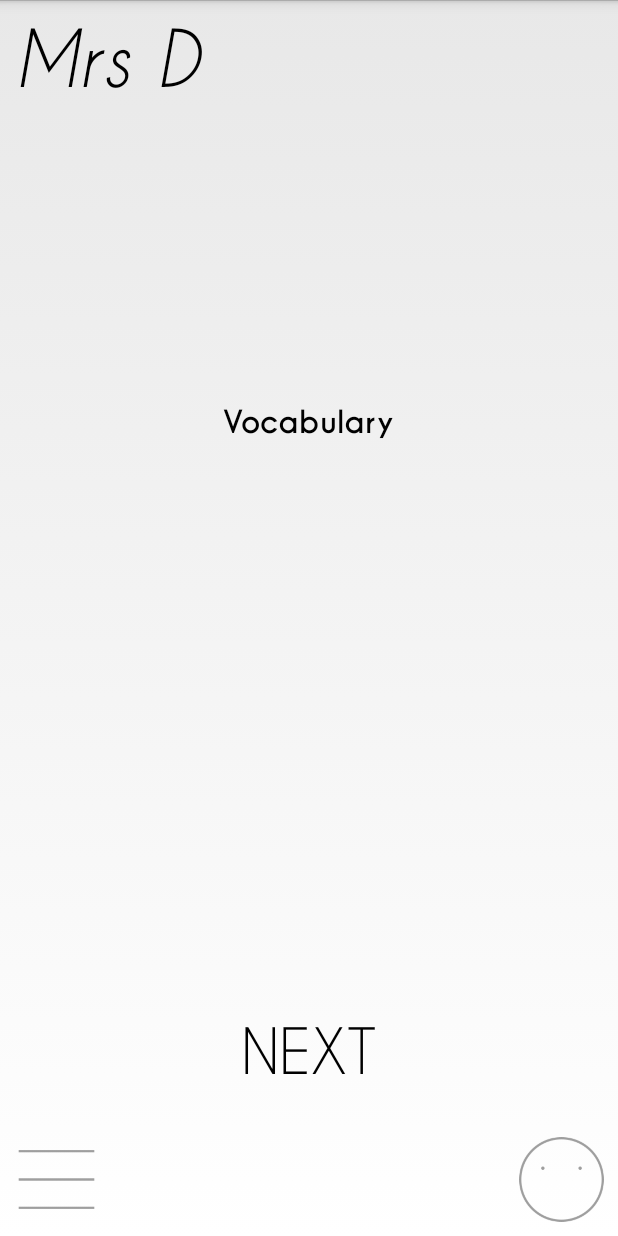
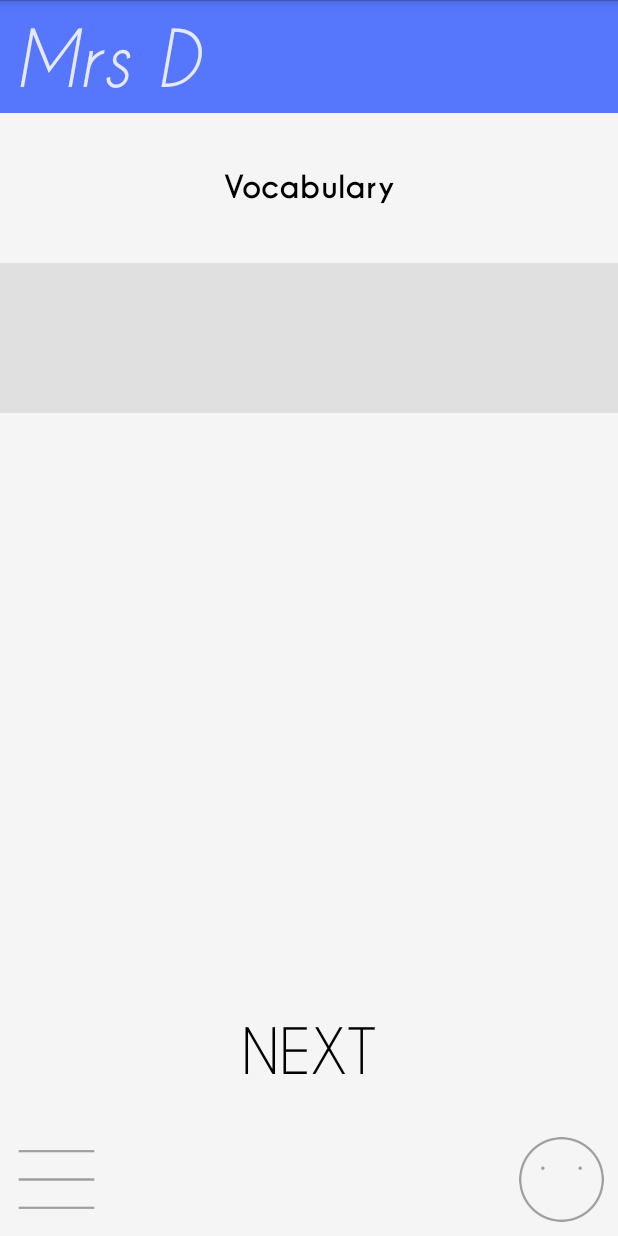
Before and after one commit to YoPox/MrsD, an Android app: the screen it shows after launch (Main), on a phone screen of 412 x 824 dp. Run offline under Robolectric (Android 15) with nearby library versions, the phone set to English and light mode, and no system bars.

Commit message:
colors and additions

```diff
--- a/mobile/build.gradle
+++ b/mobile/build.gradle
@@ -8,8 +8,8 @@ android {
         applicationId "mrsd.ellectron.com.mrsd"
         minSdkVersion 15
         targetSdkVersion 20
-        versionCode 8
-        versionName "0.3.2"
+        versionCode 9
+        versionName "0.4"
     }
     buildTypes {
         release {
--- a/mobile/src/main/java/mrsd/ellectron/com/mrsd/Main.java
+++ b/mobile/src/main/java/mrsd/ellectron/com/mrsd/Main.java
@@ -24,6 +24,8 @@ public class Main extends Activity {
 
     String LOG_TAG = "MRS D";
     List<String> custom30w = new ArrayList<String>();
+    List<String> names = new ArrayList<String>();
+    List<List<String>> categories = new ArrayList<List<String>>();
     int[] smileyId = {R.drawable.smiley_01,
             R.drawable.smiley_02,
             R.drawable.smiley_03,
@@ -187,7 +189,7 @@ public class Main extends Activity {
             try {
                 PrintWriter out = new PrintWriter(cust30.getPath());
                 out.println("On account of");
-                out.println("Étant donné ");
+                out.println("Étant donné");
                 out.println("Furthermore ");
                 out.println("En outre");
                 out.println("On top of that");
@@ -236,7 +238,7 @@ public class Main extends Activity {
                 out.println("De toutes façons");
                 out.println("In this respect");
                 out.println("A cet égard");
-                out.println("Namely ");
+                out.println("Namely");
                 out.println("C'est à dire");
                 out.println("Above all");
                 out.println("Surtout");
@@ -245,7 +247,7 @@ public class Main extends Activity {
                 out.println("Due to");
                 out.println("Du fait de");
                 out.println("Hence");
-                out.println("D'où ");
+                out.println("D'où");
                 out.close();
             } catch (FileNotFoundException e) {
                 e.printStackTrace();
--- a/mobile/src/main/res/layout/activity_main.xml
+++ b/mobile/src/main/res/layout/activity_main.xml
@@ -3,13 +3,54 @@
 <FrameLayout xmlns:android="http://schemas.android.com/apk/res/android"
     android:layout_width="match_parent"
     android:layout_height="match_parent"
-    android:orientation="vertical">
+    android:orientation="vertical"
+    android:background="#f5f5f5">
+
+    <LinearLayout
+        android:orientation="vertical"
+        android:layout_width="fill_parent"
+        android:layout_height="fill_parent"
+        android:layout_gravity="top">
+
+        <TextView
+            android:layout_width="fill_parent"
+            android:layout_height="75dp"
+            android:textAppearance="?android:attr/textAppearanceMedium"
+            android:text="Mrs D"
+            android:textColor="#e7e9fd"
+            android:background="@color/top"
+            android:paddingTop="10dp"
+            android:paddingLeft="10dp"
+            android:id="@+id/mrsD"
+            android:textSize="50dp" />
+
+        <TextView
+            android:layout_width="fill_parent"
+            android:layout_height="100dp"
+            android:textAppearance="?android:attr/textAppearanceMedium"
+            android:text="Vocabulary"
+            android:id="@+id/textToFind"
+            android:textSize="20dp"
+            android:gravity="center" />
+
+        <TextView
+            android:layout_width="fill_parent"
+            android:layout_height="100dp"
+            android:textAppearance="?android:attr/textAppearanceMedium"
+            android:text=""
+            android:background="@color/grey"
+            android:id="@+id/textAnswer"
+            android:layout_gravity="center"
+            android:textSize="20dp"
+            android:gravity="center" />
+
+    </LinearLayout>
 
     <ImageView
         android:layout_width="wrap_content"
         android:layout_height="wrap_content"
         android:id="@+id/imageView"
-        android:layout_marginTop="80dp"
+        android:layout_marginTop="70dp"
         android:layout_gravity="center_horizontal|top" />
 
     <ImageButton
@@ -25,7 +66,7 @@
         android:layout_height="75dp"
         android:id="@+id/buttonSmiley"
         android:layout_gravity="right|bottom"
-        android:onClick="switchs"/>
+        android:onClick="switchs" />
 
     <Button
         android:layout_width="150dp"
@@ -36,47 +77,6 @@
         android:id="@+id/buttonNext"
         android:layout_marginBottom="100dp"
         android:layout_gravity="center|bottom"
-        android:onClick="nextD"/>
-
-    <TextView
-        android:layout_width="wrap_content"
-        android:layout_height="wrap_content"
-        android:textAppearance="?android:attr/textAppearanceMedium"
-        android:text="Vocabulary"
-        android:layout_marginBottom="150dp"
-        android:layout_marginTop="20dp"
-        android:id="@+id/textToFind"
-        android:layout_alignTop="@+id/imageView"
-        android:layout_centerHorizontal="true"
-        android:layout_gravity="center"
-        android:textSize="20dp"
-        android:gravity="center" />
-
-    <TextView
-        android:layout_width="fill_parent"
-        android:layout_height="wrap_content"
-        android:textAppearance="?android:attr/textAppearanceMedium"
-        android:text=""
-        android:layout_marginBottom="50dp"
-        android:layout_marginTop="20dp"
-        android:id="@+id/textAnswer"
-        android:layout_alignTop="@+id/imageView"
-        android:layout_centerHorizontal="true"
-        android:layout_gravity="center"
-        android:textSize="20dp"
-        android:gravity="center" />
-
-    <TextView
-        android:layout_width="fill_parent"
-        android:layout_height="wrap_content"
-        android:textAppearance="?android:attr/textAppearanceMedium"
-        android:text="Mrs D"
-        android:layout_marginTop="10dp"
-        android:layout_marginLeft="10dp"
-        android:id="@+id/mrsD"
-        android:layout_alignTop="@+id/imageView"
-        android:layout_centerHorizontal="true"
-        android:layout_gravity="top"
-        android:textSize="50dp" />
+        android:onClick="nextD" />
 
 </FrameLayout>
--- /dev/null
+++ b/mobile/src/main/res/values/colors.xml
@@ -0,0 +1,5 @@
+<?xml version="1.0" encoding="utf-8"?>
+<resources>
+    <color name="top">#5677fc</color>
+    <color name="grey">#e0e0e0</color>
+</resources>
```
Also changed, not shown: mobile/src/main/res/drawable-hdpi/ic_launcher.png, mobile/src/main/res/drawable-mdpi/ic_launcher.png, mobile/src/main/res/drawable-xhdpi/ic_launcher.png, mobile/src/main/res/drawable-xxhdpi/ic_launcher.png, mobile/src/main/res/drawable-xxxhdpi/ic_launcher.png.
